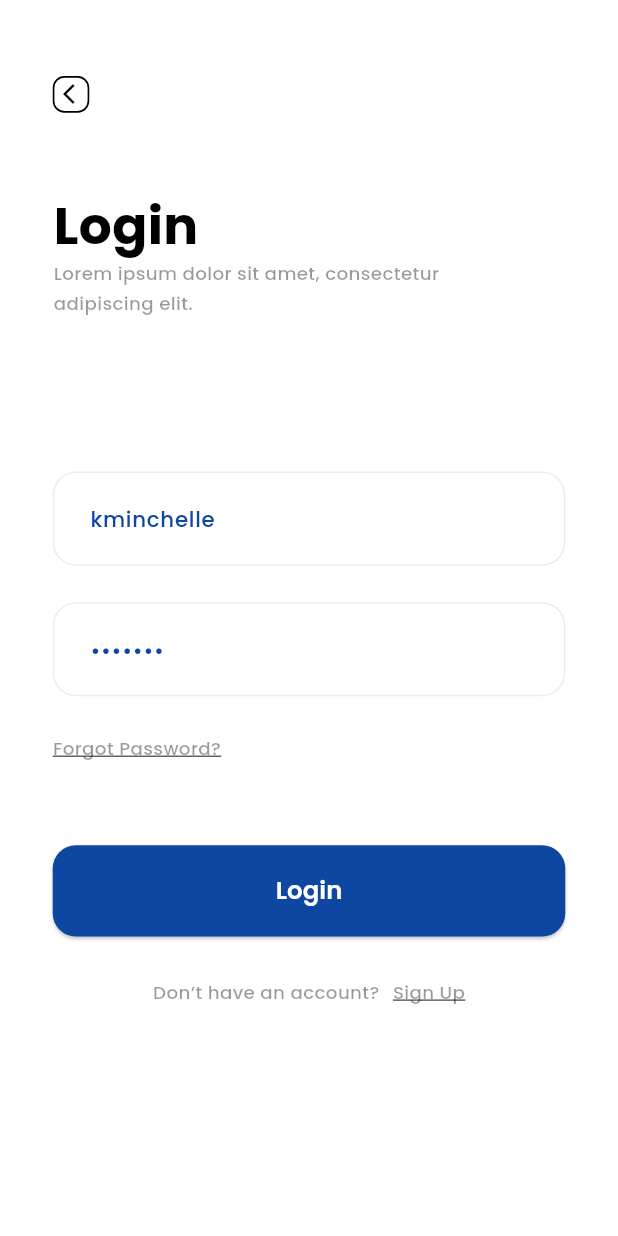
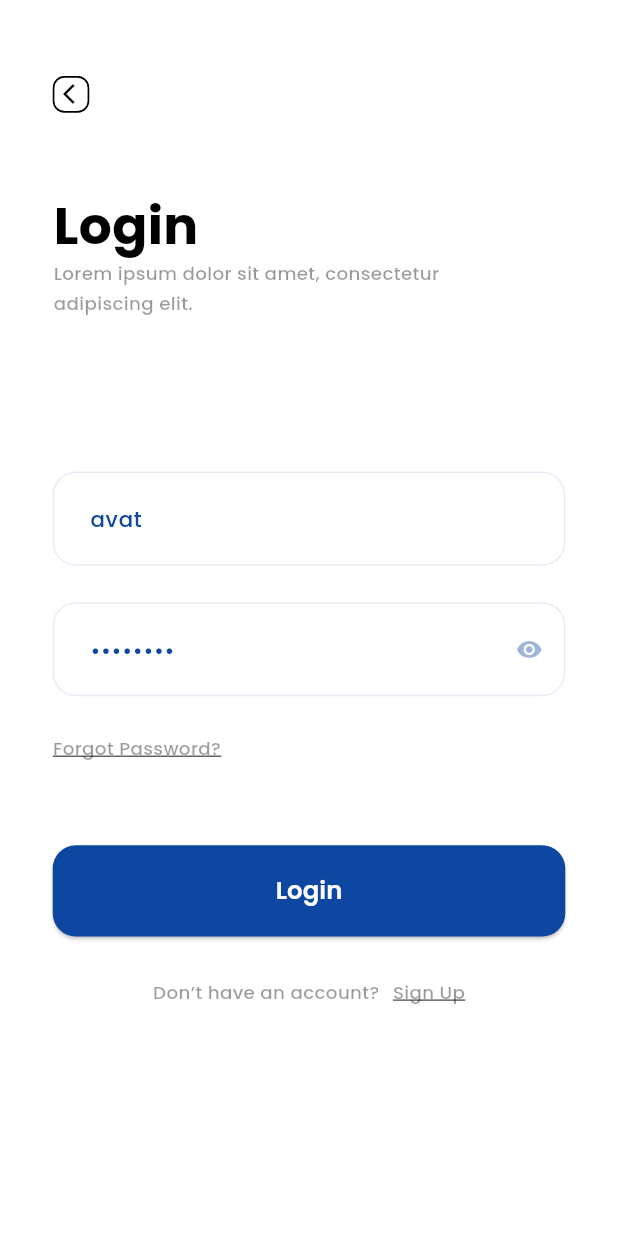
Before and after one commit to Kripa8702/bloc-boiler-plate, a Flutter app: the screen it shows after launch, after a tap on "Login", on a phone screen of 412 x 824 dp. Run offline on Flutter 3.47's test engine with Material 3 defaults, Android fonts, the light colour scheme and no system bars; our stand-ins replace bloc, cached_network_image, cloud_firestore, connectivity_plus, dio, equatable and 8 more; accounts and stored records are empty; network calls fail.

Commit message:
Added: Visibility toggle in password textfield, on submit logic in textfield, changed form values according to new valid creds

```diff
--- a/lib/constants/form_values.dart
+++ b/lib/constants/form_values.dart
@@ -1,4 +1,4 @@
 class FormValues {
-  static const String username = 'kminchelle';
-  static const String password = '0lelplR';
+  static const String username = 'avat';
+  static const String password = 'avatpass';
 }
--- a/lib/features/authentication/login/view/login_screen.dart
+++ b/lib/features/authentication/login/view/login_screen.dart
@@ -40,6 +40,20 @@ class _LoginScreenState extends State<LoginScreen> {
       TextEditingController(text: FormValues.password);
 
   bool onSubmit = false;
+
+  submitForm() {
+    setState(() {
+      onSubmit = true;
+    });
+    if (_formKey.currentState!.validate()) {
+      context.read<LoginBloc>().add(
+            Login(
+              email: emailController.text,
+              password: passwordController.text,
+            ),
+          );
+    }
+  }
 
   @override
   Widget build(BuildContext context) {
@@ -104,6 +118,9 @@ class _LoginScreenState extends State<LoginScreen> {
                         onChanged: (value) {
                           setState(() {});
                         },
+                        onSubmitted: (value) {
+                          submitForm();
+                        },
                         validator: (value) {
                           if (value == null ||
                               (!isValidPassword(value, isRequired: true))) {
@@ -134,19 +151,7 @@ class _LoginScreenState extends State<LoginScreen> {
                           fontSize: 16.fSize,
                         ),
                         isLoading: state.status == LoginStatus.loading,
-                        onPressed: () {
-                          setState(() {
-                            onSubmit = true;
-                          });
-                          if (_formKey.currentState!.validate()) {
-                            context.read<LoginBloc>().add(
-                                  Login(
-                                    email: emailController.text,
-                                    password: passwordController.text,
-                                  ),
-                                );
-                          }
-                        },
+                        onPressed: submitForm,
                       ),
                       SizedBox(height: 28.h),
                       GestureDetector(
--- a/lib/features/widgets/custom_text_form_field.dart
+++ b/lib/features/widgets/custom_text_form_field.dart
@@ -2,7 +2,7 @@ import 'package:bloc_boiler_plate/theme/colors.dart';
 import 'package:bloc_boiler_plate/utils/size_utils.dart';
 import 'package:flutter/material.dart';
 
-class CustomTextFormField extends StatelessWidget {
+class CustomTextFormField extends StatefulWidget {
   const CustomTextFormField({
     Key? key,
     this.alignment,
@@ -27,7 +27,8 @@ class CustomTextFormField extends StatelessWidget {
     this.fillColor,
     this.filled = false,
     this.validator,
-    this.onChanged
+    this.onChanged,
+    this.onSubmitted,
   }) : super(
           key: key,
         );
@@ -78,57 +79,83 @@ class CustomTextFormField extends StatelessWidget {
 
   final Function(String)? onChanged;
 
+  final Function(String)? onSubmitted;
+
+  @override
+  State<CustomTextFormField> createState() => _CustomTextFormFieldState();
+}
+
+class _CustomTextFormFieldState extends State<CustomTextFormField> {
+  bool passwordVisible = false;
+
   @override
   Widget build(BuildContext context) {
-    return alignment != null
+    return widget.alignment != null
         ? Align(
-            alignment: alignment ?? Alignment.center,
+            alignment: widget.alignment ?? Alignment.center,
             child: textFormFieldWidget(context),
           )
         : textFormFieldWidget(context);
   }
 
+  // bool passwordVisible = false;
   Widget textFormFieldWidget(BuildContext context) => SizedBox(
-        width: width ?? double.maxFinite,
+        width: widget.width ?? double.maxFinite,
         child: TextFormField(
           scrollPadding:
               EdgeInsets.only(bottom: MediaQuery.of(context).viewInsets.bottom),
-          controller: controller,
-          autofocus: autofocus!,
-          style: textStyle ??
+          controller: widget.controller,
+          autofocus: widget.autofocus!,
+          style: widget.textStyle ??
               TextStyle(
                 color: primaryColor,
                 fontSize: 14.fSize,
                 fontFamily: 'Poppins',
                 fontWeight: FontWeight.w500,
               ),
-          obscureText: obscureText!,
-          textInputAction: textInputAction,
-          keyboardType: textInputType,
-          maxLines: maxLines ?? 1,
+          obscureText: (widget.obscureText ?? false)? !passwordVisible : false,
+          textInputAction: widget.textInputAction,
+          keyboardType: widget.textInputType,
+          maxLines: widget.maxLines ?? 1,
           decoration: decoration,
-          validator: validator,
-          onChanged: onChanged,
+          validator: widget.validator,
+          onChanged: widget.onChanged,
+          onFieldSubmitted: widget.onSubmitted,
         ),
       );
 
   InputDecoration get decoration => InputDecoration(
-        hintText: hintText ?? "",
-        hintStyle: hintStyle ?? TextStyle(
-          color: primaryColor.withOpacity(0.4),
-          fontSize: 14.fSize,
-          fontFamily: 'Poppins',
-          fontWeight: FontWeight.w500,
-        ),
-        prefixIcon: prefix,
-        prefixIconConstraints: prefixConstraints,
-        suffixIcon: suffix,
-        suffixIconConstraints: suffixConstraints,
+        hintText: widget.hintText ?? "",
+        hintStyle: widget.hintStyle ??
+            TextStyle(
+              color: primaryColor.withOpacity(0.4),
+              fontSize: 14.fSize,
+              fontFamily: 'Poppins',
+              fontWeight: FontWeight.w500,
+            ),
+        prefixIcon: widget.prefix,
+        prefixIconConstraints: widget.prefixConstraints,
+        suffixIcon: (widget.obscureText ?? false)
+            ? IconButton(
+                onPressed: () {
+                  setState(() {
+                    passwordVisible = !passwordVisible;
+                  });
+                },
+                icon: Icon(
+                  passwordVisible
+                      ? Icons.visibility_off
+                      : Icons.visibility,
+                  color: primaryColor.withOpacity(0.4),
+                ),
+        )
+            : (widget.suffix),
+        suffixIconConstraints: widget.suffixConstraints,
         isDense: true,
-        contentPadding: contentPadding ?? EdgeInsets.all(19.w),
-        fillColor: fillColor,
-        filled: filled,
-        border: borderDecoration ??
+        contentPadding: widget.contentPadding ?? EdgeInsets.all(19.w),
+        fillColor: widget.fillColor,
+        filled: widget.filled,
+        border: widget.borderDecoration ??
             OutlineInputBorder(
               borderRadius: BorderRadius.circular(14.w),
               borderSide: BorderSide(
@@ -136,7 +163,7 @@ class CustomTextFormField extends StatelessWidget {
                 width: 1,
               ),
             ),
-        enabledBorder: borderDecoration ??
+        enabledBorder: widget.borderDecoration ??
             OutlineInputBorder(
               borderRadius: BorderRadius.circular(14.w),
               borderSide: BorderSide(
@@ -144,7 +171,7 @@ class CustomTextFormField extends StatelessWidget {
                 width: 1,
               ),
             ),
-        focusedBorder: borderDecoration ??
+        focusedBorder: widget.borderDecoration ??
             OutlineInputBorder(
               borderRadius: BorderRadius.circular(14.w),
               borderSide: const BorderSide(
```
